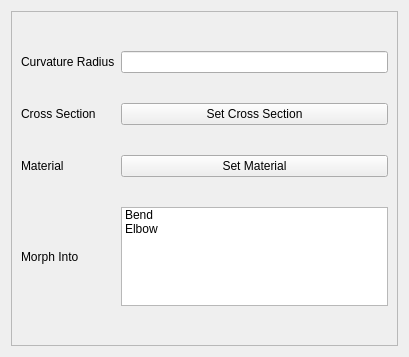
Old version of the form pulse/interface/ui_files/model/geometry/edit_bend.ui in the repository open-pulse/OpenPulse.
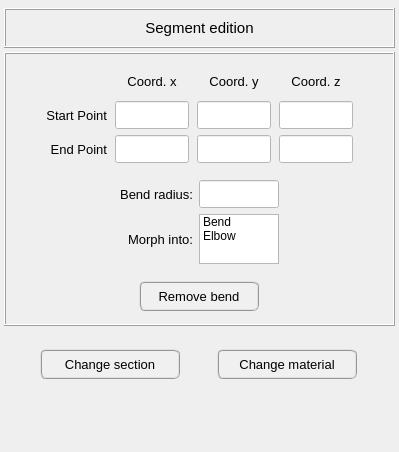
New version of the form.

What changed in the file:
```diff
--- a/pulse/interface/ui_files/model/geometry/edit_bend.ui
+++ b/pulse/interface/ui_files/model/geometry/edit_bend.ui
@@ -6,123 +6,896 @@
    <rect>
     <x>0</x>
     <y>0</y>
-    <width>409</width>
-    <height>357</height>
+    <width>399</width>
+    <height>452</height>
    </rect>
   </property>
   <property name="windowTitle">
    <string>Form</string>
   </property>
-  <layout class="QGridLayout" name="gridLayout">
+  <layout class="QGridLayout" name="gridLayout_3">
+   <property name="leftMargin">
+    <number>0</number>
+   </property>
+   <property name="topMargin">
+    <number>4</number>
+   </property>
+   <property name="rightMargin">
+    <number>0</number>
+   </property>
+   <property name="bottomMargin">
+    <number>4</number>
+   </property>
+   <property name="spacing">
+    <number>4</number>
+   </property>
+   <item row="2" column="0">
+    <spacer name="verticalSpacer">
+     <property name="orientation">
+      <enum>Qt::Vertical</enum>
+     </property>
+     <property name="sizeHint" stdset="0">
+      <size>
+       <width>20</width>
+       <height>40</height>
+      </size>
+     </property>
+    </spacer>
+   </item>
    <item row="0" column="0">
-    <widget class="QFrame" name="frame">
+    <widget class="QFrame" name="frame_6">
      <property name="frameShape">
-      <enum>QFrame::StyledPanel</enum>
+      <enum>QFrame::NoFrame</enum>
      </property>
      <property name="frameShadow">
       <enum>QFrame::Raised</enum>
      </property>
-     <layout class="QGridLayout" name="gridLayout_3">
+     <layout class="QGridLayout" name="gridLayout_7">
+      <property name="leftMargin">
+       <number>4</number>
+      </property>
+      <property name="topMargin">
+       <number>4</number>
+      </property>
+      <property name="rightMargin">
+       <number>4</number>
+      </property>
+      <property name="bottomMargin">
+       <number>4</number>
+      </property>
+      <property name="spacing">
+       <number>4</number>
+      </property>
       <item row="0" column="0">
-       <layout class="QGridLayout" name="gridLayout_2">
-        <property name="topMargin">
-         <number>30</number>
+       <widget class="QFrame" name="frame">
+        <property name="minimumSize">
+         <size>
+          <width>0</width>
+          <height>40</height>
+         </size>
         </property>
-        <property name="bottomMargin">
-         <number>30</number>
+        <property name="maximumSize">
+         <size>
+          <width>16777215</width>
+          <height>40</height>
+         </size>
         </property>
-        <property name="verticalSpacing">
-         <number>30</number>
+        <property name="frameShape">
+         <enum>QFrame::Box</enum>
         </property>
-        <item row="0" column="0">
-         <widget class="QLabel" name="label">
-          <property name="text">
-           <string>Curvature Radius</string>
-          </property>
-         </widget>
-        </item>
-        <item row="2" column="1">
-         <widget class="QPushButton" name="pushButton_2">
-          <property name="text">
-           <string>Set Material</string>
-          </property>
-         </widget>
-        </item>
-        <item row="4" column="1">
-         <spacer name="verticalSpacer">
-          <property name="orientation">
-           <enum>Qt::Vertical</enum>
-          </property>
-          <property name="sizeHint" stdset="0">
-           <size>
-            <width>20</width>
-            <height>40</height>
-           </size>
-          </property>
-         </spacer>
-        </item>
-        <item row="0" column="1">
-         <widget class="QLineEdit" name="curvature_box">
-          <property name="inputMethodHints">
-           <set>Qt::ImhNone</set>
-          </property>
-         </widget>
-        </item>
-        <item row="3" column="1">
-         <widget class="QListWidget" name="morph_list">
-          <property name="sizePolicy">
-           <sizepolicy hsizetype="Expanding" vsizetype="Expanding">
-            <horstretch>0</horstretch>
-            <verstretch>0</verstretch>
-           </sizepolicy>
-          </property>
-          <property name="baseSize">
-           <size>
-            <width>0</width>
-            <height>0</height>
-           </size>
-          </property>
-          <item>
-           <property name="text">
-            <string>Bend</string>
+        <property name="frameShadow">
+         <enum>QFrame::Raised</enum>
+        </property>
+        <layout class="QGridLayout" name="gridLayout_5">
+         <property name="leftMargin">
+          <number>4</number>
+         </property>
+         <property name="topMargin">
+          <number>4</number>
+         </property>
+         <property name="rightMargin">
+          <number>4</number>
+         </property>
+         <property name="bottomMargin">
+          <number>4</number>
+         </property>
+         <item row="0" column="0">
+          <widget class="QLabel" name="label">
+           <property name="font">
+            <font>
+             <pointsize>11</pointsize>
+            </font>
            </property>
-          </item>
-          <item>
            <property name="text">
-            <string>Elbow</string>
+            <string>Segment edition</string>
            </property>
-          </item>
-         </widget>
-        </item>
-        <item row="1" column="0">
-         <widget class="QLabel" name="label_2">
-          <property name="text">
-           <string>Cross Section</string>
-          </property>
-         </widget>
-        </item>
-        <item row="2" column="0">
-         <widget class="QLabel" name="label_3">
-          <property name="text">
-           <string>Material</string>
-          </property>
-         </widget>
-        </item>
-        <item row="1" column="1">
-         <widget class="QPushButton" name="pushButton">
-          <property name="text">
-           <string>Set Cross Section</string>
-          </property>
-         </widget>
-        </item>
-        <item row="3" column="0">
-         <widget class="QLabel" name="label_4">
-          <property name="text">
-           <string>Morph Into</string>
-          </property>
-         </widget>
-        </item>
-       </layout>
+           <property name="textFormat">
+            <enum>Qt::AutoText</enum>
+           </property>
+           <property name="alignment">
+            <set>Qt::AlignCenter</set>
+           </property>
+          </widget>
+         </item>
+        </layout>
+       </widget>
+      </item>
+      <item row="1" column="0">
+       <widget class="QFrame" name="frame_2">
+        <property name="frameShape">
+         <enum>QFrame::Box</enum>
+        </property>
+        <property name="frameShadow">
+         <enum>QFrame::Raised</enum>
+        </property>
+        <layout class="QGridLayout" name="gridLayout_2">
+         <property name="leftMargin">
+          <number>4</number>
+         </property>
+         <property name="topMargin">
+          <number>4</number>
+         </property>
+         <property name="rightMargin">
+          <number>4</number>
+         </property>
+         <property name="bottomMargin">
+          <number>4</number>
+         </property>
+         <property name="spacing">
+          <number>4</number>
+         </property>
+         <item row="2" column="0" colspan="3">
+          <widget class="QFrame" name="frame_5">
+           <property name="minimumSize">
+            <size>
+             <width>0</width>
+             <height>48</height>
+            </size>
+           </property>
+           <property name="frameShape">
+            <enum>QFrame::NoFrame</enum>
+           </property>
+           <property name="frameShadow">
+            <enum>QFrame::Raised</enum>
+           </property>
+           <layout class="QGridLayout" name="gridLayout_6">
+            <item row="0" column="0">
+             <widget class="QPushButton" name="remove_bend_button">
+              <property name="minimumSize">
+               <size>
+                <width>120</width>
+                <height>30</height>
+               </size>
+              </property>
+              <property name="maximumSize">
+               <size>
+                <width>120</width>
+                <height>30</height>
+               </size>
+              </property>
+              <property name="font">
+               <font>
+                <family>MS Shell Dlg 2</family>
+                <pointsize>10</pointsize>
+                <weight>50</weight>
+                <italic>false</italic>
+                <bold>false</bold>
+               </font>
+              </property>
+              <property name="styleSheet">
+               <string notr="true">QPushButton{border-radius: 6px; border-color: rgb(150, 150, 150); border-style: ridge; border-width: 2px; color: rgb(0, 0, 0); background-color: rgb(240, 240, 240)}
+QPushButton:hover{border-radius: 6px; border-color: rgb(0, 170, 255); border-style: ridge; border-width: 2px; color: rgb(0, 0, 0); background-color: rgba(174, 213, 255, 100)}
+QPushButton:pressed{border-radius: 6px; border-color: rgb(0, 170, 255); border-style: ridge; border-width: 2px; color: rgb(0, 0, 0); background-color: rgb(174, 213, 255)}
+QPushButton:disabled{border-radius: 6px; border-color: rgb(150, 150, 150); border-style: ridge; border-width: 0px; color: rgb(150,150, 150); background-color: rgb(220, 220, 220)}</string>
+              </property>
+              <property name="text">
+               <string>Remove bend</string>
+              </property>
+             </widget>
+            </item>
+           </layout>
+          </widget>
+         </item>
+         <item row="0" column="0">
+          <spacer name="horizontalSpacer">
+           <property name="orientation">
+            <enum>Qt::Horizontal</enum>
+           </property>
+           <property name="sizeHint" stdset="0">
+            <size>
+             <width>40</width>
+             <height>20</height>
+            </size>
+           </property>
+          </spacer>
+         </item>
+         <item row="0" column="2">
+          <spacer name="horizontalSpacer_2">
+           <property name="orientation">
+            <enum>Qt::Horizontal</enum>
+           </property>
+           <property name="sizeHint" stdset="0">
+            <size>
+             <width>40</width>
+             <height>20</height>
+            </size>
+           </property>
+          </spacer>
+         </item>
+         <item row="0" column="1">
+          <widget class="QFrame" name="frame_3">
+           <property name="font">
+            <font>
+             <pointsize>10</pointsize>
+            </font>
+           </property>
+           <property name="frameShape">
+            <enum>QFrame::NoFrame</enum>
+           </property>
+           <property name="frameShadow">
+            <enum>QFrame::Raised</enum>
+           </property>
+           <layout class="QGridLayout" name="gridLayout">
+            <property name="horizontalSpacing">
+             <number>8</number>
+            </property>
+            <item row="1" column="2">
+             <widget class="QLineEdit" name="coord_y_start">
+              <property name="enabled">
+               <bool>true</bool>
+              </property>
+              <property name="minimumSize">
+               <size>
+                <width>60</width>
+                <height>28</height>
+               </size>
+              </property>
+              <property name="maximumSize">
+               <size>
+                <width>80</width>
+                <height>28</height>
+               </size>
+              </property>
+              <property name="font">
+               <font>
+                <pointsize>10</pointsize>
+               </font>
+              </property>
+              <property name="focusPolicy">
+               <enum>Qt::ClickFocus</enum>
+              </property>
+              <property name="styleSheet">
+               <string notr="true">background-color: rgb(255, 255, 255);</string>
+              </property>
+              <property name="text">
+               <string/>
+              </property>
+              <property name="alignment">
+               <set>Qt::AlignCenter</set>
+              </property>
+             </widget>
+            </item>
+            <item row="1" column="1">
+             <widget class="QLineEdit" name="coord_x_start">
+              <property name="enabled">
+               <bool>true</bool>
+              </property>
+              <property name="minimumSize">
+               <size>
+                <width>60</width>
+                <height>28</height>
+               </size>
+              </property>
+              <property name="maximumSize">
+               <size>
+                <width>80</width>
+                <height>28</height>
+               </size>
+              </property>
+              <property name="font">
+               <font>
+                <pointsize>10</pointsize>
+               </font>
+              </property>
+              <property name="focusPolicy">
+               <enum>Qt::ClickFocus</enum>
+              </property>
+              <property name="styleSheet">
+               <string notr="true">background-color: rgb(255, 255, 255);</string>
+              </property>
+              <property name="text">
+               <string/>
+              </property>
+              <property name="alignment">
+               <set>Qt::AlignCenter</set>
+              </property>
+             </widget>
+            </item>
+            <item row="0" column="0">
+             <widget class="QLabel" name="label_5">
+              <property name="minimumSize">
+               <size>
+                <width>0</width>
+                <height>28</height>
+               </size>
+              </property>
+              <property name="maximumSize">
+               <size>
+                <width>16777215</width>
+                <height>28</height>
+               </size>
+              </property>
+              <property name="text">
+               <string/>
+              </property>
+             </widget>
+            </item>
+            <item row="1" column="3">
+             <widget class="QLineEdit" name="coord_z_start">
+              <property name="enabled">
+               <bool>true</bool>
+              </property>
+              <property name="minimumSize">
+               <size>
+                <width>60</width>
+                <height>28</height>
+               </size>
+              </property>
+              <property name="maximumSize">
+               <size>
+                <width>80</width>
+                <height>28</height>
+               </size>
+              </property>
+              <property name="font">
+               <font>
+                <pointsize>10</pointsize>
+               </font>
+              </property>
+              <property name="focusPolicy">
+               <enum>Qt::ClickFocus</enum>
+              </property>
+              <property name="styleSheet">
+               <string notr="true">background-color: rgb(255, 255, 255);</string>
+              </property>
+              <property name="text">
+               <string/>
+              </property>
+              <property name="alignment">
+               <set>Qt::AlignCenter</set>
+              </property>
+             </widget>
+            </item>
+            <item row="2" column="1">
+             <widget class="QLineEdit" name="coord_x_end">
+              <property name="enabled">
+               <bool>true</bool>
+              </property>
+              <property name="minimumSize">
+               <size>
+                <width>60</width>
+                <height>28</height>
+               </size>
+              </property>
+              <property name="maximumSize">
+               <size>
+                <width>80</width>
+                <height>28</height>
+               </size>
+              </property>
+              <property name="font">
+               <font>
+                <pointsize>10</pointsize>
+               </font>
+              </property>
+              <property name="focusPolicy">
+               <enum>Qt::ClickFocus</enum>
+              </property>
+              <property name="styleSheet">
+               <string notr="true">background-color: rgb(255, 255, 255);</string>
+              </property>
+              <property name="text">
+               <string/>
+              </property>
+              <property name="alignment">
+               <set>Qt::AlignCenter</set>
+              </property>
+             </widget>
+            </item>
+            <item row="2" column="2">
+             <widget class="QLineEdit" name="coord_y_end">
+              <property name="enabled">
+               <bool>true</bool>
+              </property>
+              <property name="minimumSize">
+               <size>
+                <width>60</width>
+                <height>28</height>
+               </size>
+              </property>
+              <property name="maximumSize">
+               <size>
+                <width>80</width>
+                <height>28</height>
+               </size>
+              </property>
+              <property name="font">
+               <font>
+                <pointsize>10</pointsize>
+               </font>
+              </property>
+              <property name="focusPolicy">
+               <enum>Qt::ClickFocus</enum>
+              </property>
+              <property name="styleSheet">
+               <string notr="true">background-color: rgb(255, 255, 255);</string>
+              </property>
+              <property name="text">
+               <string/>
+              </property>
+              <property name="alignment">
+               <set>Qt::AlignCenter</set>
+              </property>
+             </widget>
+            </item>
+            <item row="2" column="3">
+             <widget class="QLineEdit" name="coord_z_end">
+              <property name="enabled">
+               <bool>true</bool>
+              </property>
+              <property name="minimumSize">
+               <size>
+                <width>60</width>
+                <height>28</height>
+               </size>
+              </property>
+              <property name="maximumSize">
+               <size>
+                <width>80</width>
+                <height>28</height>
+               </size>
+              </property>
+              <property name="font">
+               <font>
+                <pointsize>10</pointsize>
+               </font>
+              </property>
+              <property name="focusPolicy">
+               <enum>Qt::ClickFocus</enum>
+              </property>
+              <property name="styleSheet">
+               <string notr="true">background-color: rgb(255, 255, 255);</string>
+              </property>
+              <property name="text">
+               <string/>
+              </property>
+              <property name="alignment">
+               <set>Qt::AlignCenter</set>
+              </property>
+             </widget>
+            </item>
+            <item row="0" column="1">
+             <widget class="QLabel" name="label_6">
+              <property name="minimumSize">
+               <size>
+                <width>0</width>
+                <height>28</height>
+               </size>
+              </property>
+              <property name="maximumSize">
+               <size>
+                <width>16777215</width>
+                <height>28</height>
+               </size>
+              </property>
+              <property name="font">
+               <font>
+                <pointsize>10</pointsize>
+               </font>
+              </property>
+              <property name="text">
+               <string>Coord. x</string>
+              </property>
+              <property name="alignment">
+               <set>Qt::AlignCenter</set>
+              </property>
+             </widget>
+            </item>
+            <item row="0" column="2">
+             <widget class="QLabel" name="label_8">
+              <property name="minimumSize">
+               <size>
+                <width>0</width>
+                <height>28</height>
+               </size>
+              </property>
+              <property name="maximumSize">
+               <size>
+                <width>16777215</width>
+                <height>28</height>
+               </size>
+              </property>
+              <property name="font">
+               <font>
+                <pointsize>10</pointsize>
+               </font>
+              </property>
+              <property name="text">
+               <string>Coord. y</string>
+              </property>
+              <property name="alignment">
+               <set>Qt::AlignCenter</set>
+              </property>
+             </widget>
+            </item>
+            <item row="0" column="3">
+             <widget class="QLabel" name="label_7">
+              <property name="minimumSize">
+               <size>
+                <width>0</width>
+                <height>28</height>
+               </size>
+              </property>
+              <property name="maximumSize">
+               <size>
+                <width>16777215</width>
+                <height>28</height>
+               </size>
+              </property>
+              <property name="font">
+               <font>
+                <pointsize>10</pointsize>
+               </font>
+              </property>
+              <property name="text">
+               <string>Coord. z</string>
+              </property>
+              <property name="alignment">
+               <set>Qt::AlignCenter</set>
+              </property>
+             </widget>
+            </item>
+            <item row="2" column="0">
+             <widget class="QLabel" name="label_4">
+              <property name="minimumSize">
+               <size>
+                <width>0</width>
+                <height>28</height>
+               </size>
+              </property>
+              <property name="maximumSize">
+               <size>
+                <width>16777215</width>
+                <height>28</height>
+               </size>
+              </property>
+              <property name="font">
+               <font>
+                <pointsize>10</pointsize>
+               </font>
+              </property>
+              <property name="text">
+               <string>End Point</string>
+              </property>
+              <property name="alignment">
+               <set>Qt::AlignRight|Qt::AlignTrailing|Qt::AlignVCenter</set>
+              </property>
+             </widget>
+            </item>
+            <item row="1" column="0">
+             <widget class="QLabel" name="label_3">
+              <property name="minimumSize">
+               <size>
+                <width>0</width>
+                <height>28</height>
+               </size>
+              </property>
+              <property name="maximumSize">
+               <size>
+                <width>16777215</width>
+                <height>28</height>
+               </size>
+              </property>
+              <property name="font">
+               <font>
+                <pointsize>10</pointsize>
+               </font>
+              </property>
+              <property name="text">
+               <string>Start Point</string>
+              </property>
+              <property name="alignment">
+               <set>Qt::AlignRight|Qt::AlignTrailing|Qt::AlignVCenter</set>
+              </property>
+             </widget>
+            </item>
+           </layout>
+          </widget>
+         </item>
+         <item row="1" column="0" colspan="3">
+          <widget class="QFrame" name="frame_7">
+           <property name="minimumSize">
+            <size>
+             <width>0</width>
+             <height>48</height>
+            </size>
+           </property>
+           <property name="maximumSize">
+            <size>
+             <width>16777215</width>
+             <height>160</height>
+            </size>
+           </property>
+           <property name="frameShape">
+            <enum>QFrame::NoFrame</enum>
+           </property>
+           <property name="frameShadow">
+            <enum>QFrame::Raised</enum>
+           </property>
+           <layout class="QGridLayout" name="gridLayout_8">
+            <property name="leftMargin">
+             <number>4</number>
+            </property>
+            <property name="topMargin">
+             <number>4</number>
+            </property>
+            <property name="rightMargin">
+             <number>4</number>
+            </property>
+            <property name="bottomMargin">
+             <number>4</number>
+            </property>
+            <item row="1" column="2">
+             <widget class="QListWidget" name="morph_list">
+              <property name="sizePolicy">
+               <sizepolicy hsizetype="Expanding" vsizetype="Expanding">
+                <horstretch>0</horstretch>
+                <verstretch>0</verstretch>
+               </sizepolicy>
+              </property>
+              <property name="minimumSize">
+               <size>
+                <width>60</width>
+                <height>0</height>
+               </size>
+              </property>
+              <property name="maximumSize">
+               <size>
+                <width>80</width>
+                <height>50</height>
+               </size>
+              </property>
+              <property name="baseSize">
+               <size>
+                <width>0</width>
+                <height>0</height>
+               </size>
+              </property>
+              <item>
+               <property name="text">
+                <string>Bend</string>
+               </property>
+              </item>
+              <item>
+               <property name="text">
+                <string>Elbow</string>
+               </property>
+              </item>
+             </widget>
+            </item>
+            <item row="1" column="1">
+             <widget class="QLabel" name="label_10">
+              <property name="minimumSize">
+               <size>
+                <width>0</width>
+                <height>28</height>
+               </size>
+              </property>
+              <property name="maximumSize">
+               <size>
+                <width>16777215</width>
+                <height>28</height>
+               </size>
+              </property>
+              <property name="font">
+               <font>
+                <pointsize>10</pointsize>
+               </font>
+              </property>
+              <property name="text">
+               <string>Morph into:</string>
+              </property>
+              <property name="alignment">
+               <set>Qt::AlignRight|Qt::AlignTrailing|Qt::AlignVCenter</set>
+              </property>
+             </widget>
+            </item>
+            <item row="0" column="0">
+             <spacer name="horizontalSpacer_3">
+              <property name="orientation">
+               <enum>Qt::Horizontal</enum>
+              </property>
+              <property name="sizeHint" stdset="0">
+               <size>
+                <width>40</width>
+                <height>20</height>
+               </size>
+              </property>
+             </spacer>
+            </item>
+            <item row="0" column="2">
+             <widget class="QLineEdit" name="bend_radius">
+              <property name="enabled">
+               <bool>true</bool>
+              </property>
+              <property name="minimumSize">
+               <size>
+                <width>60</width>
+                <height>28</height>
+               </size>
+              </property>
+              <property name="maximumSize">
+               <size>
+                <width>80</width>
+                <height>28</height>
+               </size>
+              </property>
+              <property name="font">
+               <font>
+                <pointsize>10</pointsize>
+               </font>
+              </property>
+              <property name="focusPolicy">
+               <enum>Qt::ClickFocus</enum>
+              </property>
+              <property name="styleSheet">
+               <string notr="true">background-color: rgb(255, 255, 255);</string>
+              </property>
+              <property name="text">
+               <string/>
+              </property>
+              <property name="alignment">
+               <set>Qt::AlignCenter</set>
+              </property>
+             </widget>
+            </item>
+            <item row="0" column="3">
+             <spacer name="horizontalSpacer_4">
+              <property name="orientation">
+               <enum>Qt::Horizontal</enum>
+              </property>
+              <property name="sizeHint" stdset="0">
+               <size>
+                <width>40</width>
+                <height>20</height>
+               </size>
+              </property>
+             </spacer>
+            </item>
+            <item row="0" column="1">
+             <widget class="QLabel" name="label_9">
+              <property name="minimumSize">
+               <size>
+                <width>0</width>
+                <height>28</height>
+               </size>
+              </property>
+              <property name="maximumSize">
+               <size>
+                <width>16777215</width>
+                <height>28</height>
+               </size>
+              </property>
+              <property name="font">
+               <font>
+                <pointsize>10</pointsize>
+               </font>
+              </property>
+              <property name="text">
+               <string>Bend radius:</string>
+              </property>
+              <property name="alignment">
+               <set>Qt::AlignRight|Qt::AlignTrailing|Qt::AlignVCenter</set>
+              </property>
+             </widget>
+            </item>
+           </layout>
+          </widget>
+         </item>
+        </layout>
+       </widget>
+      </item>
+     </layout>
+    </widget>
+   </item>
+   <item row="1" column="0">
+    <widget class="QFrame" name="frame_4">
+     <property name="minimumSize">
+      <size>
+       <width>0</width>
+       <height>60</height>
+      </size>
+     </property>
+     <property name="maximumSize">
+      <size>
+       <width>16777215</width>
+       <height>60</height>
+      </size>
+     </property>
+     <property name="frameShape">
+      <enum>QFrame::NoFrame</enum>
+     </property>
+     <property name="frameShadow">
+      <enum>QFrame::Raised</enum>
+     </property>
+     <layout class="QGridLayout" name="gridLayout_4">
+      <item row="0" column="0">
+       <widget class="QPushButton" name="change_section_button">
+        <property name="minimumSize">
+         <size>
+          <width>140</width>
+          <height>30</height>
+         </size>
+        </property>
+        <property name="maximumSize">
+         <size>
+          <width>140</width>
+          <height>30</height>
+         </size>
+        </property>
+        <property name="font">
+         <font>
+          <family>MS Shell Dlg 2</family>
+          <pointsize>10</pointsize>
+          <weight>50</weight>
+          <italic>false</italic>
+          <bold>false</bold>
+         </font>
+        </property>
+        <property name="styleSheet">
+         <string notr="true">QPushButton{border-radius: 6px; border-color: rgb(150, 150, 150); border-style: ridge; border-width: 2px; color: rgb(0, 0, 0); background-color: rgb(240, 240, 240)}
+QPushButton:hover{border-radius: 6px; border-color: rgb(0, 170, 255); border-style: ridge; border-width: 2px; color: rgb(0, 0, 0); background-color: rgba(174, 213, 255, 100)}
+QPushButton:pressed{border-radius: 6px; border-color: rgb(0, 170, 255); border-style: ridge; border-width: 2px; color: rgb(0, 0, 0); background-color: rgb(174, 213, 255)}
+QPushButton:disabled{border-radius: 6px; border-color: rgb(150, 150, 150); border-style: ridge; border-width: 0px; color: rgb(150,150, 150); background-color: rgb(220, 220, 220)}</string>
+        </property>
+        <property name="text">
+         <string>Change section</string>
+        </property>
+       </widget>
+      </item>
+      <item row="0" column="1">
+       <widget class="QPushButton" name="change_material_button">
+        <property name="minimumSize">
+         <size>
+          <width>140</width>
+          <height>30</height>
+         </size>
+        </property>
+        <property name="maximumSize">
+         <size>
+          <width>140</width>
+          <height>30</height>
+         </size>
+        </property>
+        <property name="font">
+         <font>
+          <family>MS Shell Dlg 2</family>
+          <pointsize>10</pointsize>
+          <weight>50</weight>
+          <italic>false</italic>
+          <bold>false</bold>
+         </font>
+        </property>
+        <property name="styleSheet">
+         <string notr="true">QPushButton{border-radius: 6px; border-color: rgb(150, 150, 150); border-style: ridge; border-width: 2px; color: rgb(0, 0, 0); background-color: rgb(240, 240, 240)}
+QPushButton:hover{border-radius: 6px; border-color: rgb(0, 170, 255); border-style: ridge; border-width: 2px; color: rgb(0, 0, 0); background-color: rgba(174, 213, 255, 100)}
+QPushButton:pressed{border-radius: 6px; border-color: rgb(0, 170, 255); border-style: ridge; border-width: 2px; color: rgb(0, 0, 0); background-color: rgb(174, 213, 255)}
+QPushButton:disabled{border-radius: 6px; border-color: rgb(150, 150, 150); border-style: ridge; border-width: 0px; color: rgb(150,150, 150); background-color: rgb(220, 220, 220)}</string>
+        </property>
+        <property name="text">
+         <string>Change material</string>
+        </property>
+       </widget>
       </item>
      </layout>
     </widget>
```
